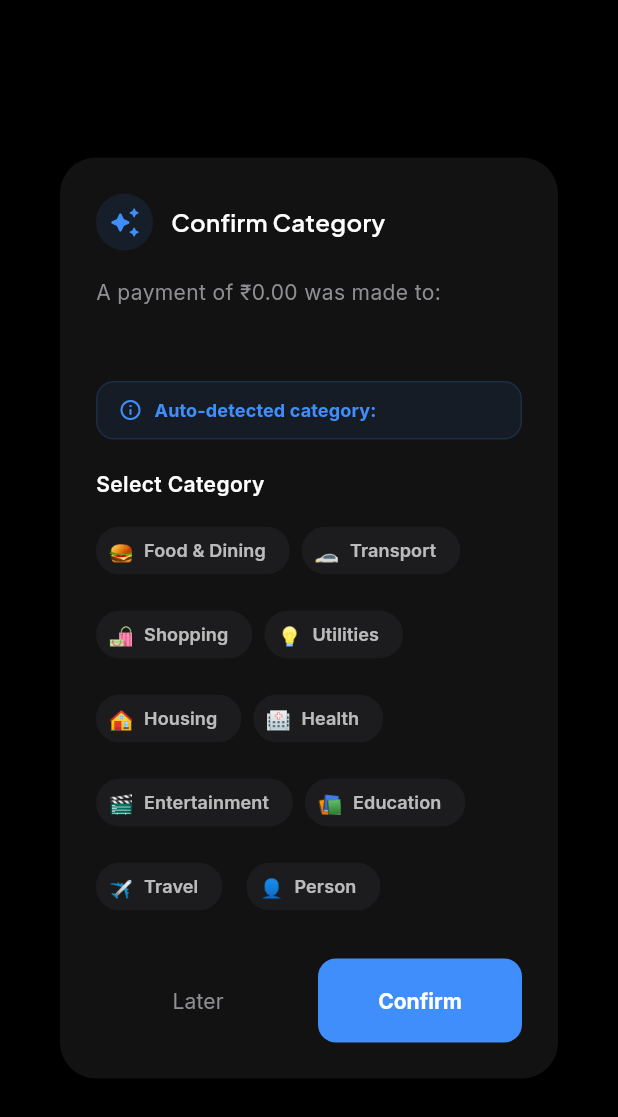
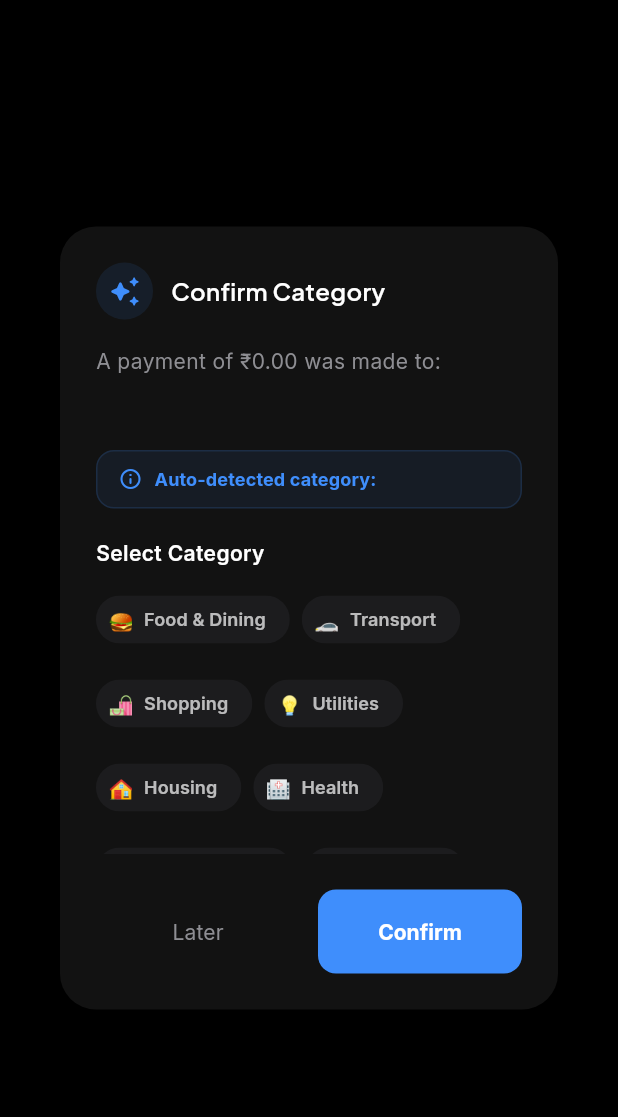
Before and after one commit to Aryan555612/YourCA, a Flutter app: the _InAppCategorizationDialog widget shown alone on an empty page, opened directly with empty values, on a phone screen of 412 x 824 dp. Shown: the top 1117 px of the screen. Run offline on Flutter 3.47's test engine with Material 3 defaults, Android fonts, the phone set to English and light mode, and no system bars; our stand-ins replace cloud_firestore, csv, file_picker, firebase_auth, firebase_core, fl_chart and 8 more; missing offline and left inert: another_telephony; accounts and stored records are empty.

Commit message:
Fix SizedBox compilation error in main_shell by using ConstrainedBox

```diff
--- a/lib/shared/widgets/main_shell.dart
+++ b/lib/shared/widgets/main_shell.dart
@@ -199,8 +199,8 @@ class _InAppCategorizationDialogState extends ConsumerState<_InAppCategorization
             const SizedBox(height: 10),
 
             // Categories Wrap
-            SizedBox(
-              maxHeight: 180,
+            ConstrainedBox(
+              constraints: const BoxConstraints(maxHeight: 180),
               child: SingleChildScrollView(
                 child: Wrap(
                   spacing: 8,
```
